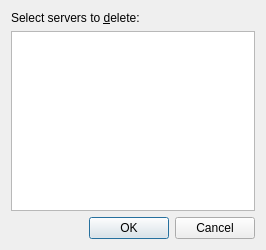
Before: the Qt Designer form src/deleteserversdialog.ui in velnias75/NetMauMau-Qt-Client, drawn with Qt 5.
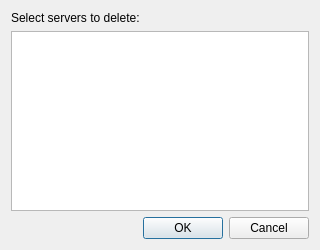
After: the same form once the commit is applied.

The edit to the form file:
```diff
--- a/src/deleteserversdialog.ui
+++ b/src/deleteserversdialog.ui
@@ -6,7 +6,7 @@
    <rect>
     <x>0</x>
     <y>0</y>
-    <width>266</width>
+    <width>320</width>
     <height>250</height>
    </rect>
   </property>
@@ -22,10 +22,7 @@
      <item>
       <widget class="QLabel" name="label">
        <property name="text">
-        <string>Select servers to &amp;delete:</string>
-       </property>
-       <property name="buddy">
-        <cstring>serversList</cstring>
+        <string>Select servers to delete:</string>
        </property>
       </widget>
      </item>
```
